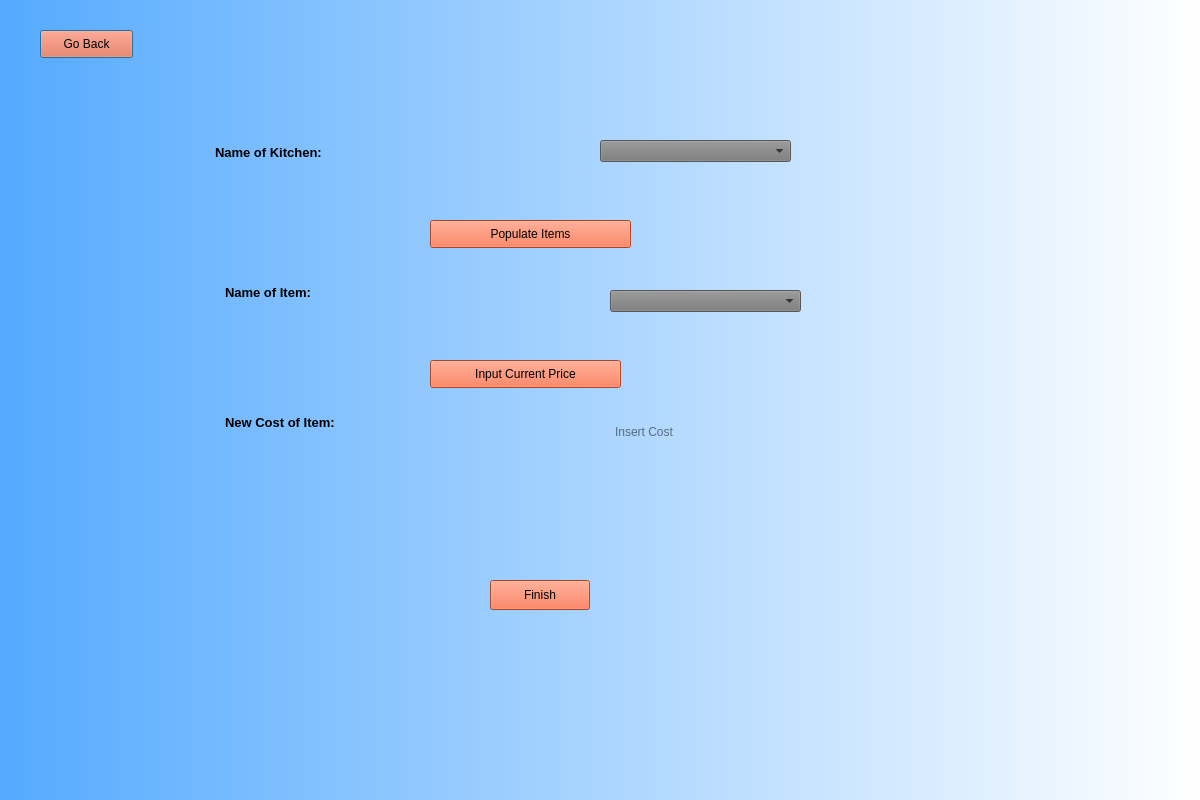
YY0NII/DeskFood, file Frontend/KitchenUpdatePrice.ui: the form before one commit.
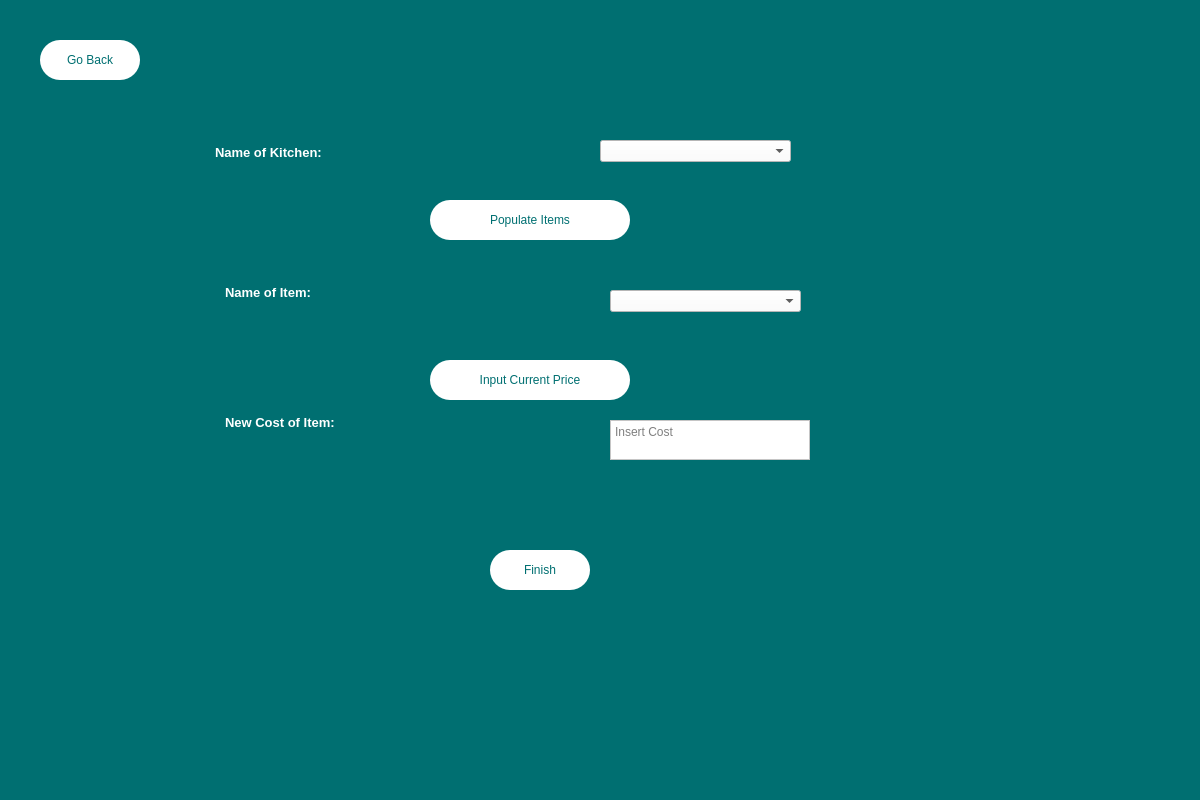
The form after the commit.

Patch:
```diff
--- a/Frontend/KitchenUpdatePrice.ui
+++ b/Frontend/KitchenUpdatePrice.ui
@@ -23,19 +23,22 @@
     </rect>
    </property>
    <property name="styleSheet">
-    <string notr="true">background-color: qlineargradient(spread:pad, x1:0, y1:0, x2:1, y2:0, stop:0 rgba(85, 170, 255, 255), stop:1 rgba(255, 255, 255, 255));</string>
+    <string notr="true">background-color:rgb(0, 111, 113);
+font: 87 12pt &quot;Arial Black&quot;;
+color: rgb(255, 255, 255);</string>
    </property>
    <widget class="QPushButton" name="returnBTN">
     <property name="geometry">
      <rect>
       <x>40</x>
-      <y>30</y>
-      <width>93</width>
-      <height>28</height>
+      <y>40</y>
+      <width>100</width>
+      <height>40</height>
      </rect>
     </property>
     <property name="styleSheet">
-     <string notr="true">background-color: rgb(244, 96, 54);</string>
+     <string notr="true">background-color: rgb(255, 255, 255);border-radius:20px;
+color:rgb(0, 111, 113);</string>
     </property>
     <property name="text">
      <string>Go Back</string>
@@ -57,8 +60,8 @@
      <string>&lt;!DOCTYPE HTML PUBLIC &quot;-//W3C//DTD HTML 4.0//EN&quot; &quot;http://www.w3.org/TR/REC-html40/strict.dtd&quot;&gt;
 &lt;html&gt;&lt;head&gt;&lt;meta name=&quot;qrichtext&quot; content=&quot;1&quot; /&gt;&lt;style type=&quot;text/css&quot;&gt;
 p, li { white-space: pre-wrap; }
-&lt;/style&gt;&lt;/head&gt;&lt;body style=&quot; font-family:'MS Shell Dlg 2'; font-size:7.8pt; font-weight:400; font-style:normal;&quot;&gt;
-&lt;p style=&quot; margin-top:0px; margin-bottom:0px; margin-left:0px; margin-right:0px; -qt-block-indent:0; text-indent:0px;&quot;&gt;&lt;span style=&quot; font-size:10pt; font-weight:600;&quot;&gt;Name of Item:&lt;/span&gt;&lt;/p&gt;&lt;/body&gt;&lt;/html&gt;</string>
+&lt;/style&gt;&lt;/head&gt;&lt;body style=&quot; font-family:'Arial Black'; font-size:12pt; font-weight:80; font-style:normal;&quot;&gt;
+&lt;p style=&quot; margin-top:0px; margin-bottom:0px; margin-left:0px; margin-right:0px; -qt-block-indent:0; text-indent:0px;&quot;&gt;&lt;span style=&quot; font-family:'MS Shell Dlg 2'; font-size:10pt; font-weight:600;&quot;&gt;Name of Item:&lt;/span&gt;&lt;/p&gt;&lt;/body&gt;&lt;/html&gt;</string>
     </property>
    </widget>
    <widget class="QTextBrowser" name="textBrowser_3">
@@ -77,8 +80,8 @@
      <string>&lt;!DOCTYPE HTML PUBLIC &quot;-//W3C//DTD HTML 4.0//EN&quot; &quot;http://www.w3.org/TR/REC-html40/strict.dtd&quot;&gt;
 &lt;html&gt;&lt;head&gt;&lt;meta name=&quot;qrichtext&quot; content=&quot;1&quot; /&gt;&lt;style type=&quot;text/css&quot;&gt;
 p, li { white-space: pre-wrap; }
-&lt;/style&gt;&lt;/head&gt;&lt;body style=&quot; font-family:'MS Shell Dlg 2'; font-size:7.8pt; font-weight:400; font-style:normal;&quot;&gt;
-&lt;p style=&quot; margin-top:0px; margin-bottom:0px; margin-left:0px; margin-right:0px; -qt-block-indent:0; text-indent:0px;&quot;&gt;&lt;span style=&quot; font-size:10pt; font-weight:600;&quot;&gt;New Cost of Item:&lt;/span&gt;&lt;/p&gt;&lt;/body&gt;&lt;/html&gt;</string>
+&lt;/style&gt;&lt;/head&gt;&lt;body style=&quot; font-family:'Arial Black'; font-size:12pt; font-weight:80; font-style:normal;&quot;&gt;
+&lt;p style=&quot; margin-top:0px; margin-bottom:0px; margin-left:0px; margin-right:0px; -qt-block-indent:0; text-indent:0px;&quot;&gt;&lt;span style=&quot; font-family:'MS Shell Dlg 2'; font-size:10pt; font-weight:600;&quot;&gt;New Cost of Item:&lt;/span&gt;&lt;/p&gt;&lt;/body&gt;&lt;/html&gt;</string>
     </property>
    </widget>
    <widget class="QTextEdit" name="textCost">
@@ -91,14 +94,15 @@
      </rect>
     </property>
     <property name="styleSheet">
-     <string notr="true">background-color: rgba(255, 255, 255, 0);</string>
+     <string notr="true">background-color: rgb(255, 255, 255);
+color: rgb(0, 0, 0);</string>
     </property>
     <property name="html">
      <string>&lt;!DOCTYPE HTML PUBLIC &quot;-//W3C//DTD HTML 4.0//EN&quot; &quot;http://www.w3.org/TR/REC-html40/strict.dtd&quot;&gt;
 &lt;html&gt;&lt;head&gt;&lt;meta name=&quot;qrichtext&quot; content=&quot;1&quot; /&gt;&lt;style type=&quot;text/css&quot;&gt;
 p, li { white-space: pre-wrap; }
-&lt;/style&gt;&lt;/head&gt;&lt;body style=&quot; font-family:'MS Shell Dlg 2'; font-size:7.8pt; font-weight:400; font-style:normal;&quot;&gt;
-&lt;p style=&quot;-qt-paragraph-type:empty; margin-top:0px; margin-bottom:0px; margin-left:0px; margin-right:0px; -qt-block-indent:0; text-indent:0px;&quot;&gt;&lt;br /&gt;&lt;/p&gt;&lt;/body&gt;&lt;/html&gt;</string>
+&lt;/style&gt;&lt;/head&gt;&lt;body style=&quot; font-family:'Arial Black'; font-size:12pt; font-weight:80; font-style:normal;&quot;&gt;
+&lt;p style=&quot;-qt-paragraph-type:empty; margin-top:0px; margin-bottom:0px; margin-left:0px; margin-right:0px; -qt-block-indent:0; text-indent:0px; font-family:'MS Shell Dlg 2'; font-size:7.8pt; font-weight:400;&quot;&gt;&lt;br /&gt;&lt;/p&gt;&lt;/body&gt;&lt;/html&gt;</string>
     </property>
     <property name="placeholderText">
      <string>Insert Cost</string>
@@ -108,13 +112,14 @@
     <property name="geometry">
      <rect>
       <x>490</x>
-      <y>580</y>
+      <y>550</y>
       <width>100</width>
-      <height>30</height>
+      <height>40</height>
      </rect>
     </property>
     <property name="styleSheet">
-     <string notr="true">background-color: rgb(244, 96, 54);</string>
+     <string notr="true">background-color: rgb(255, 255, 255);border-radius:20px;
+color:rgb(0, 111, 113);</string>
     </property>
     <property name="text">
      <string>Finish</string>
@@ -130,20 +135,22 @@
      </rect>
     </property>
     <property name="styleSheet">
-     <string notr="true">background-color: rgb(121, 121, 121);</string>
+     <string notr="true">background-color: rgb(255, 255, 255);
+color: rgb(0, 0, 0);</string>
     </property>
    </widget>
    <widget class="QPushButton" name="fillBTN">
     <property name="geometry">
      <rect>
       <x>430</x>
-      <y>220</y>
-      <width>201</width>
-      <height>28</height>
+      <y>200</y>
+      <width>200</width>
+      <height>40</height>
      </rect>
     </property>
     <property name="styleSheet">
-     <string notr="true">background-color: rgb(244, 96, 54);</string>
+     <string notr="true">background-color: rgb(255, 255, 255);border-radius:20px;
+color:rgb(0, 111, 113);</string>
     </property>
     <property name="text">
      <string>Populate Items</string>
@@ -165,8 +172,8 @@
      <string>&lt;!DOCTYPE HTML PUBLIC &quot;-//W3C//DTD HTML 4.0//EN&quot; &quot;http://www.w3.org/TR/REC-html40/strict.dtd&quot;&gt;
 &lt;html&gt;&lt;head&gt;&lt;meta name=&quot;qrichtext&quot; content=&quot;1&quot; /&gt;&lt;style type=&quot;text/css&quot;&gt;
 p, li { white-space: pre-wrap; }
-&lt;/style&gt;&lt;/head&gt;&lt;body style=&quot; font-family:'MS Shell Dlg 2'; font-size:7.8pt; font-weight:400; font-style:normal;&quot;&gt;
-&lt;p style=&quot; margin-top:0px; margin-bottom:0px; margin-left:0px; margin-right:0px; -qt-block-indent:0; text-indent:0px;&quot;&gt;&lt;span style=&quot; font-size:10pt; font-weight:600;&quot;&gt;Name of Kitchen:&lt;/span&gt;&lt;/p&gt;&lt;/body&gt;&lt;/html&gt;</string>
+&lt;/style&gt;&lt;/head&gt;&lt;body style=&quot; font-family:'Arial Black'; font-size:12pt; font-weight:80; font-style:normal;&quot;&gt;
+&lt;p style=&quot; margin-top:0px; margin-bottom:0px; margin-left:0px; margin-right:0px; -qt-block-indent:0; text-indent:0px;&quot;&gt;&lt;span style=&quot; font-family:'MS Shell Dlg 2'; font-size:10pt; font-weight:600;&quot;&gt;Name of Kitchen:&lt;/span&gt;&lt;/p&gt;&lt;/body&gt;&lt;/html&gt;</string>
     </property>
    </widget>
    <widget class="QComboBox" name="itemBox">
@@ -179,7 +186,8 @@
      </rect>
     </property>
     <property name="styleSheet">
-     <string notr="true">background-color: rgb(121, 121, 121);</string>
+     <string notr="true">background-color: rgb(255, 255, 255);
+color: rgb(0, 0, 0);</string>
     </property>
    </widget>
    <widget class="QPushButton" name="fillPriceBTN">
@@ -187,12 +195,13 @@
      <rect>
       <x>430</x>
       <y>360</y>
-      <width>191</width>
-      <height>28</height>
+      <width>200</width>
+      <height>40</height>
      </rect>
     </property>
     <property name="styleSheet">
-     <string notr="true">background-color: rgb(244, 96, 54);</string>
+     <string notr="true">background-color: rgb(255, 255, 255);border-radius:20px;
+color:rgb(0, 111, 113);</string>
     </property>
     <property name="text">
      <string>Input Current Price</string>
```
